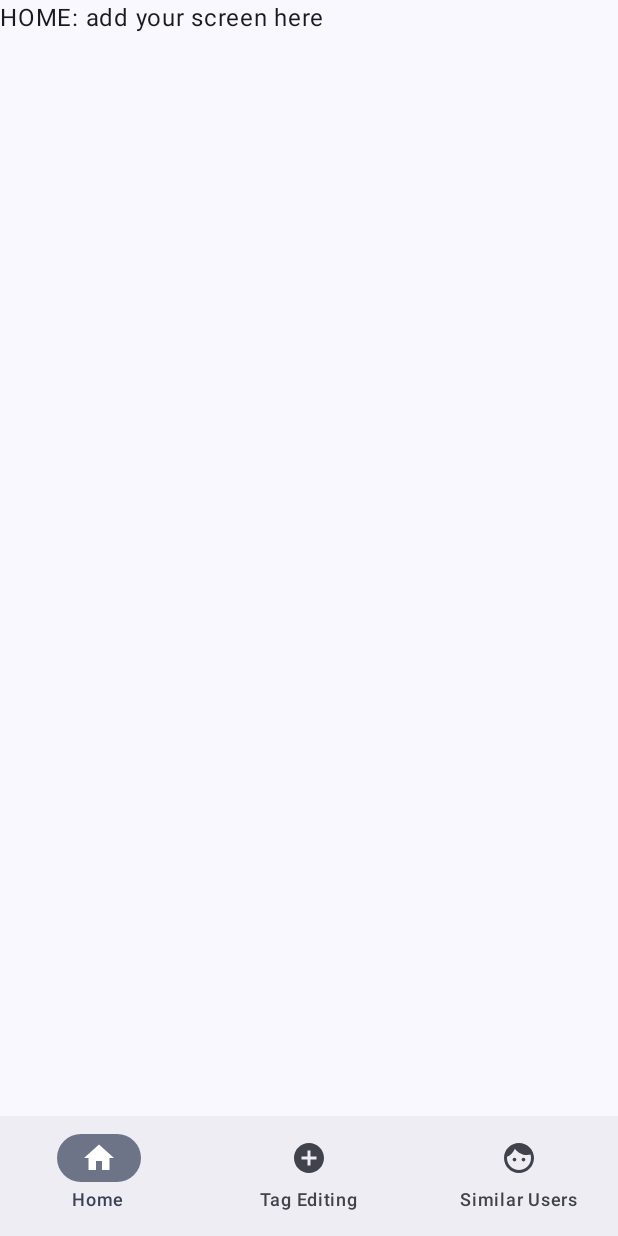
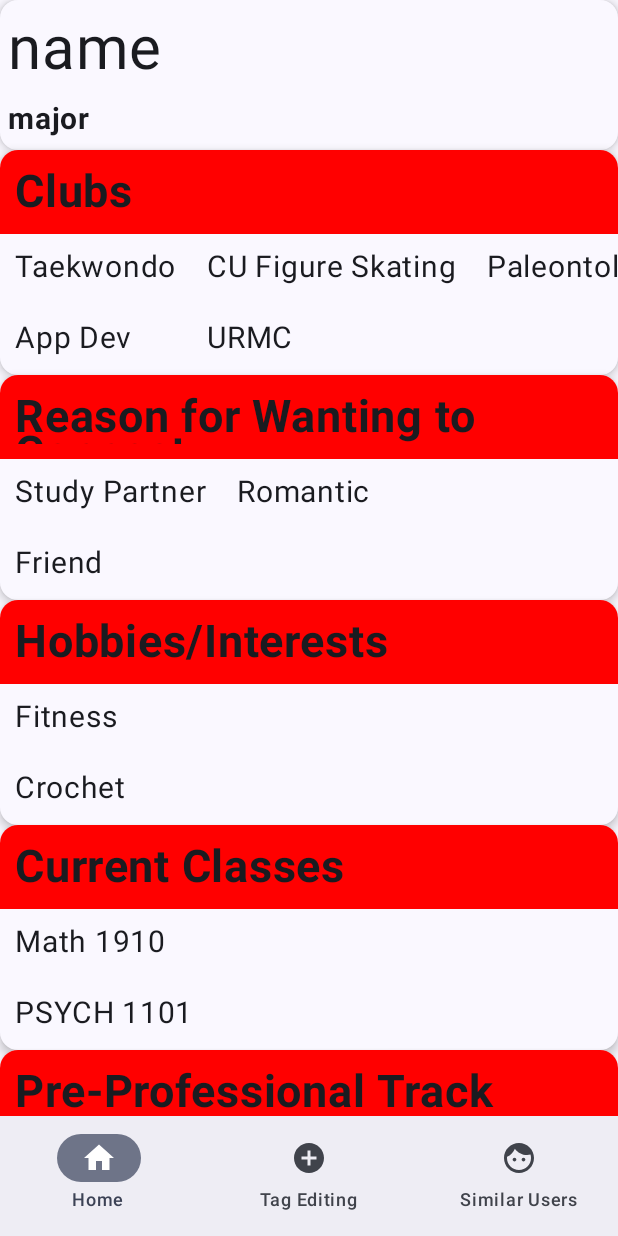
Before and after one commit to euphixia/team14, an Android app built with Jetpack Compose: the screen it shows after launch (MainActivity), on a phone screen of 412 x 824 dp. Run offline under Robolectric (Android 15) with nearby library versions, the phone set to English and light mode, and no system bars; our stand-ins replace Dagger/Hilt's generated code.

Commit message:
completed Hilt implementation, added dummy data repos, implemented VM in home screen, made HomeVM

```diff
--- a/app/src/main/AndroidManifest.xml
+++ b/app/src/main/AndroidManifest.xml
@@ -3,6 +3,7 @@
     xmlns:tools="http://schemas.android.com/tools">
 
     <application
+        android:name="com.example.team14communicationsapp.MainApplication"
         android:allowBackup="true"
         android:dataExtractionRules="@xml/data_extraction_rules"
         android:fullBackupContent="@xml/backup_rules"
--- a/app/src/main/java/com/example/team14communicationsapp/MainActivity.kt
+++ b/app/src/main/java/com/example/team14communicationsapp/MainActivity.kt
@@ -19,11 +19,14 @@ import androidx.navigation.compose.NavHost
 import androidx.navigation.compose.composable
 import androidx.navigation.compose.currentBackStackEntryAsState
 import androidx.navigation.compose.rememberNavController
+import com.example.team14communicationsapp.ui.screens.HomeScreen
 import com.example.team14communicationsapp.ui.screens.Screen
 import com.example.team14communicationsapp.ui.theme.Team14CommunicationsAppTheme
 import com.example.team14communicationsapp.viewmodel.tabs
 import com.example.team14communicationsapp.ui.screens.Screen.HomeScreen.toScreen
+import dagger.hilt.android.AndroidEntryPoint
 
+@AndroidEntryPoint
 class MainActivity : ComponentActivity() {
     override fun onCreate(savedInstanceState: Bundle?) {
         super.onCreate(savedInstanceState)
@@ -53,7 +56,7 @@ class MainActivity : ComponentActivity() {
                             startDestination = Screen.HomeScreen
                         ) {
                             composable<Screen.HomeScreen> {
-                                Text(text = "HOME: add your screen here")
+                                HomeScreen()
                             }
                             composable<Screen.TagEditingScreen> {
                                 Text(text = "TAGEDITTING : add your screen here")
--- /dev/null
+++ b/app/src/main/java/com/example/team14communicationsapp/MainApplication.kt
@@ -0,0 +1,7 @@
+package com.example.team14communicationsapp
+
+import android.app.Application
+import dagger.hilt.android.HiltAndroidApp
+
+@HiltAndroidApp
+class MainApplication : Application() {}
--- a/app/src/main/java/com/example/team14communicationsapp/model/TagRepository.kt
+++ b/app/src/main/java/com/example/team14communicationsapp/model/TagRepository.kt
@@ -1,20 +1,28 @@
 package com.example.team14communicationsapp.model
 
-object TagRepository {
+import javax.inject.Inject
+
+class TagRepository @Inject constructor() {
     // TODO get functions that actually work with the database
     // TODO functionality to add new options to each category (so sending new info to the database)
-    val categories: List<String> = listOf(
-        "Clubs",
-        "Reason for Wanting to Connect",
-        "Hobbies/Interests",
-        "Current Classes",
-        "Pre-Professional Track",
-        "Nationality",
-        "Language"
-    )
-
-    val categoriesMap: Map<String, List<String>> = mapOf(
-        "Clubs" to listOf("Taekwondo", "App Dev", "CU Figure Skating", "URMC", "Paleontology Club"),
+//    val categories: List<String> = listOf(
+//        "Clubs",
+//        "Reason for Wanting to Connect",
+//        "Hobbies/Interests",
+//        "Current Classes",
+//        "Pre-Professional Track",
+//        "Nationality",
+//        "Language"
+//    )
+    fun getAllCategories(): Map<String, List<String>> =
+        mapOf(
+            "Clubs" to listOf(
+                "Taekwondo",
+                "App Dev",
+                "CU Figure Skating",
+                "URMC",
+                "Paleontology Club"
+            ),
             "Reason for Wanting to Connect" to listOf("Study Partner", "Friend", "Romantic"),
             "Hobbies/Interests" to listOf("Fitness", "Crochet"),
             "Current Classes" to listOf("Math 1910", "PSYCH 1101"),
--- a/app/src/main/java/com/example/team14communicationsapp/model/UserRepository.kt
+++ b/app/src/main/java/com/example/team14communicationsapp/model/UserRepository.kt
@@ -1 +1,20 @@
 package com.example.team14communicationsapp.model
+
+import android.graphics.drawable.Drawable
+import androidx.compose.ui.graphics.ImageBitmap
+import androidx.compose.ui.graphics.vector.ImageVector
+import com.example.team14communicationsapp.R
+import javax.inject.Inject
+
+class UserRepository @Inject constructor(){
+    data class User(
+        val name : String,
+        val major : String,
+        val profilePic : Int,
+    )
+
+    val emptyUser = User("name","major",R.drawable.ic_launcher_foreground)
+    fun getAllUsers(): List<User> = listOf(
+        User("cat", "nap", R.drawable.ic_launcher_foreground)
+    )
+}
--- a/app/src/main/java/com/example/team14communicationsapp/ui/screens/HomeScreen.kt
+++ b/app/src/main/java/com/example/team14communicationsapp/ui/screens/HomeScreen.kt
@@ -3,37 +3,42 @@ package com.example.team14communicationsapp.ui.screens
 import androidx.compose.foundation.layout.Row
 import androidx.compose.foundation.lazy.LazyColumn
 import androidx.compose.foundation.lazy.items
-import androidx.compose.runtime.Composable
+import androidx.compose.runtime.*
 import androidx.compose.ui.graphics.Color
 import androidx.compose.ui.tooling.preview.Preview
+import androidx.hilt.navigation.compose.hiltViewModel
 import com.example.team14communicationsapp.model.TagRepository
 import com.example.team14communicationsapp.ui.components.ProfileBlurb
 import com.example.team14communicationsapp.ui.components.ProfileImage
 import com.example.team14communicationsapp.ui.components.TagCollection
+import com.example.team14communicationsapp.viewmodel.HomeViewModel
 
 @Composable
-fun HomeScreen(name: String, major: String) {
+fun HomeScreen(viewModel: HomeViewModel = hiltViewModel()) {
+    // grab UI state
+    val uiState by viewModel.uiState
     LazyColumn {
         item() {
             Row() {
                 ProfileImage()
-                ProfileBlurb(name, major)
+                ProfileBlurb(uiState.userName, uiState.userMajor)
             }
         }
 
-        items(TagRepository.categories) { cat ->
+        items(uiState.tagMap.size) { index ->
             TagCollection(
                 color = Color.Red,
-                tagCategory = cat,
-                tagContent = TagRepository.categoriesMap[cat].orEmpty()
+                tagCategory = uiState.tagCategory[index],
+                tagContent = uiState.tags[index]
             )
         }
+    }
 
-    }
 }
+
 
 @Preview
 @Composable
 private fun HomeScreenPreview() {
-    HomeScreen(name = "cutie pie", major = "mogging")
+    HomeScreen()
 }
--- /dev/null
+++ b/app/src/main/java/com/example/team14communicationsapp/viewmodel/HomeVM.kt
@@ -0,0 +1,49 @@
+package com.example.team14communicationsapp.viewmodel
+
+import androidx.compose.runtime.State
+import androidx.compose.runtime.mutableStateOf
+import androidx.lifecycle.ViewModel
+import com.example.team14communicationsapp.R
+import com.example.team14communicationsapp.model.TagRepository
+import com.example.team14communicationsapp.model.UserRepository
+import com.example.team14communicationsapp.model.UserRepository.User
+import dagger.hilt.android.lifecycle.HiltViewModel
+import javax.inject.Inject
+
+@HiltViewModel
+class HomeViewModel @Inject constructor(
+    private val tagRepo: TagRepository,
+    private val userRepo : UserRepository
+) : ViewModel() {
+    data class HomeUIState(
+        val tagMap: Map<String, List<String>> = emptyMap<String, List<String>>(),
+        val user: UserRepository.User = User("name","major",R.drawable.ic_launcher_foreground)
+    ){
+        val tagCategory: List<String>
+            get() = tagMap.keys.toList()
+        val tags : List<List<String>>
+            get() = tagMap.values.toList()
+        val userName : String
+            get() = user.name
+        val userMajor : String
+            get() = user.major
+        val userProfilePic : Int
+            get() = user.profilePic
+
+    }
+
+    //need a UI State
+    private val _uiState = mutableStateOf(HomeUIState())
+    val uiState : State<HomeUIState> = _uiState
+
+    init{
+        loadDummyData()
+    }
+
+    private fun loadDummyData(){
+        _uiState.value = _uiState.value.copy(
+            tagMap = tagRepo.getAllCategories()
+        )
+    }
+
+}
```
Also changed, not shown: app/src/main/java/com/example/team14communicationsapp/ui/components/UploadImageCircle.kt (added, +83 -0 lines), 3 other files. Lines whose indentation alone changed are shown as unchanged.
